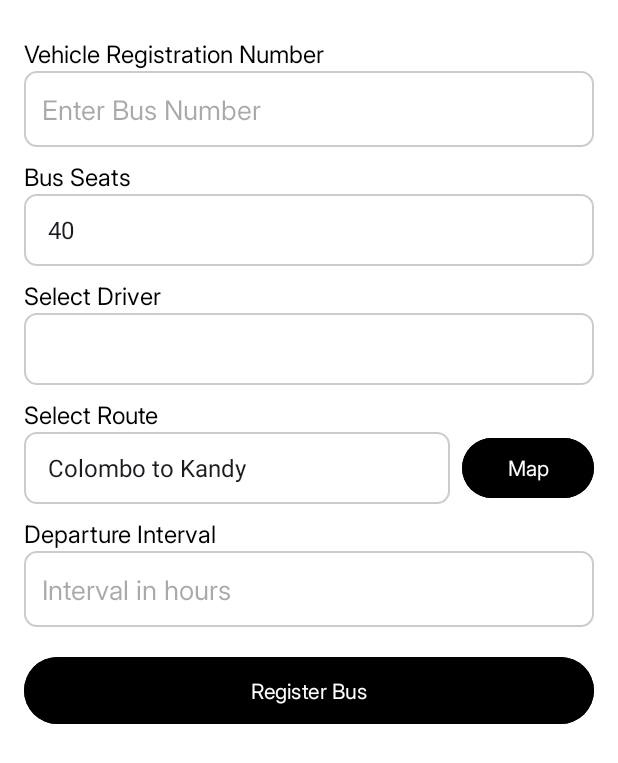
After one commit to RyanSilva2004/Byft, an Android app: the Owner_RegisterBusActivity screen opened directly, with no data from a screen before it, on a phone screen of 412 x 824 dp. The commit adds this screen. Shown: the top 763 px of the screen. Run offline under Robolectric (Android 15) with nearby library versions, the phone set to English and light mode, and no system bars.

Commit message:
Owner Bus Registration (Need To Implement High Way route)

```diff
--- a/app/src/main/AndroidManifest.xml
+++ b/app/src/main/AndroidManifest.xml
@@ -33,7 +33,7 @@
         <activity android:name=".SignupActivity" android:exported="true"/>
         <activity android:name=".SigninActivity" android:exported="true"/>
         <activity android:name=".HomeActivity" android:exported="true"/>
-
+        <activity android:name=".Owner_RegisterBusActivity" android:exported="true"/>
     </application>
 
 </manifest>
--- a/app/src/main/java/com/byft/DatabaseHelper.java
+++ b/app/src/main/java/com/byft/DatabaseHelper.java
@@ -8,13 +8,17 @@ import android.database.sqlite.SQLiteOpenHelper;
 
 import androidx.annotation.Nullable;
 
+import java.util.ArrayList;
+import java.util.List;
+
 public class DatabaseHelper extends SQLiteOpenHelper {
 
     private static final String DATABASE_NAME = "UserDatabase.db";
-    private static final int DATABASE_VERSION = 1;
+    private static final int DATABASE_VERSION = 4; // Incremented version
     private static final String TABLE_USERS = "users";
+    private static final String TABLE_BUS = "Bus"; // New table
 
-    // Columns
+    // Columns for users table
     private static final String COLUMN_ID = "id";
     private static final String COLUMN_NAME = "name";
     private static final String COLUMN_EMAIL = "email";
@@ -23,27 +27,54 @@ public class DatabaseHelper extends SQLiteOpenHelper {
     private static final String COLUMN_PROFILE_IMAGE = "profile_image";
     private static final String COLUMN_USER_TYPE = "user_type";
 
+    // Columns for bus table
+    private static final String COLUMN_BUS_NUMBER = "busNumber";
+    private static final String COLUMN_BUS_OWNER_ID = "busownerID";
+    private static final String COLUMN_BUS_SEATS = "busSeats";
+    private static final String COLUMN_ROUTE = "route";
+    private static final String COLUMN_DEPARTURE_INTERVAL = "departureInterval";
+
     public DatabaseHelper(Context context) {
         super(context, DATABASE_NAME, null, DATABASE_VERSION);
     }
 
     @Override
     public void onCreate(SQLiteDatabase db) {
-        String createTable = "CREATE TABLE " + TABLE_USERS + " (" +
+        String createUsersTable = "CREATE TABLE " + TABLE_USERS + " (" +
                 COLUMN_ID + " INTEGER PRIMARY KEY AUTOINCREMENT, " +
                 COLUMN_NAME + " TEXT, " +
                 COLUMN_EMAIL + " TEXT, " +
                 COLUMN_PHONE + " TEXT, " +
                 COLUMN_PASSWORD + " TEXT, " +
                 COLUMN_PROFILE_IMAGE + " BLOB, " +
-                COLUMN_USER_TYPE + " TEXT)";  // Added new column in the table creation
-        db.execSQL(createTable);
+                COLUMN_USER_TYPE + " TEXT)";
+        db.execSQL(createUsersTable);
+
+        String createBusTable = "CREATE TABLE " + TABLE_BUS + " (" +
+                COLUMN_BUS_NUMBER + " VARCHAR(20) PRIMARY KEY, " +
+                COLUMN_BUS_OWNER_ID + " INTEGER, " +
+                COLUMN_BUS_SEATS + " INTEGER, " +
+                COLUMN_ROUTE + " TEXT, " +
+                COLUMN_DEPARTURE_INTERVAL + " INTEGER)";
+        db.execSQL(createBusTable);
     }
 
     @Override
     public void onUpgrade(SQLiteDatabase db, int oldVersion, int newVersion) {
         if (oldVersion < 2) {
             db.execSQL("ALTER TABLE " + TABLE_USERS + " ADD COLUMN " + COLUMN_USER_TYPE + " TEXT");
+        }
+        if (oldVersion < 3) {
+            db.execSQL("ALTER TABLE " + TABLE_BUS + " ADD COLUMN " + COLUMN_ROUTE + " TEXT");
+            db.execSQL("ALTER TABLE " + TABLE_BUS + " ADD COLUMN " + COLUMN_DEPARTURE_INTERVAL + " INTEGER");
+        }
+        if (oldVersion < 4) {
+            db.execSQL("CREATE TABLE IF NOT EXISTS " + TABLE_BUS + " (" +
+                    COLUMN_BUS_NUMBER + " VARCHAR(20) PRIMARY KEY, " +
+                    COLUMN_BUS_OWNER_ID + " INTEGER, " +
+                    COLUMN_BUS_SEATS + " INTEGER, " +
+                    COLUMN_ROUTE + " TEXT, " +
+                    COLUMN_DEPARTURE_INTERVAL + " INTEGER)");
         }
     }
 
@@ -130,4 +161,41 @@ public class DatabaseHelper extends SQLiteOpenHelper {
         db.close();
         return profileImage;
     }
+
+    public List<String> getDrivers() {
+        List<String> drivers = new ArrayList<>();
+        SQLiteDatabase db = this.getReadableDatabase();
+        Cursor cursor = db.rawQuery("SELECT " + COLUMN_NAME + " FROM " + TABLE_USERS + " WHERE " + COLUMN_USER_TYPE + " = ?", new String[]{"Bus driver"});
+
+        if (cursor != null) {
+            while (cursor.moveToNext()) {
+                drivers.add(cursor.getString(cursor.getColumnIndexOrThrow(COLUMN_NAME)));
+            }
+            cursor.close();
+        }
+        db.close();
+        return drivers;
+    }
+
+    public boolean insertBus(String busNumber, int busSeats, String driver, String route, int departureInterval) {
+        SQLiteDatabase db = this.getWritableDatabase();
+        ContentValues values = new ContentValues();
+        values.put(COLUMN_BUS_NUMBER, busNumber);
+        values.put(COLUMN_BUS_SEATS, busSeats);
+        values.put(COLUMN_BUS_OWNER_ID, driver); // Assuming driver is the bus owner ID
+        values.put(COLUMN_ROUTE, route);
+        values.put(COLUMN_DEPARTURE_INTERVAL, departureInterval);
+
+        long result = db.insert(TABLE_BUS, null, values);
+        db.close();
+        return result != -1;
+    }
+    public boolean isBusNumberExists(String busNumber) {
+        SQLiteDatabase db = this.getReadableDatabase();
+        Cursor cursor = db.query(TABLE_BUS, new String[]{COLUMN_BUS_NUMBER}, COLUMN_BUS_NUMBER + "=?", new String[]{busNumber}, null, null, null);
+        boolean exists = cursor.getCount() > 0;
+        cursor.close();
+        db.close();
+        return exists;
+    }
 }
--- /dev/null
+++ b/app/src/main/java/com/byft/Owner_RegisterBusActivity.java
@@ -0,0 +1,105 @@
+package com.byft;
+
+import android.os.Bundle;
+import android.view.View;
+import android.widget.ArrayAdapter;
+import android.widget.Button;
+import android.widget.EditText;
+import android.widget.Spinner;
+import android.widget.Toast;
+
+import androidx.appcompat.app.AppCompatActivity;
+
+import java.util.List;
+
+public class Owner_RegisterBusActivity extends AppCompatActivity {
+
+    private EditText busNumberEditText;
+    private Spinner busSeatsSpinner;
+    private Spinner driverSpinner;
+    private Spinner routeSpinner;
+    private EditText departureIntervalEditText;
+    private Button registerBusButton;
+    private DatabaseHelper databaseHelper;
+
+    @Override
+    protected void onCreate(Bundle savedInstanceState) {
+        super.onCreate(savedInstanceState);
+        setContentView(R.layout.activty_owner_registerbus);
+
+        // Initialize DatabaseHelper
+        databaseHelper = new DatabaseHelper(this);
+
+        // Initialize views
+        busNumberEditText = findViewById(R.id.busNumber);
+        busSeatsSpinner = findViewById(R.id.busSeatsSpinner);
+        driverSpinner = findViewById(R.id.driverSpinner);
+        routeSpinner = findViewById(R.id.routeSpinner);
+        departureIntervalEditText = findViewById(R.id.departureInterval);
+        registerBusButton = findViewById(R.id.registerBusButton);
+
+        // Load drivers list
+        loadDrivers();
+
+        // Set register button click listener
+        registerBusButton.setOnClickListener(new View.OnClickListener() {
+            @Override
+            public void onClick(View v) {
+                registerBus();
+            }
+        });
+    }
+
+    private void loadDrivers() {
+        List<String> drivers = databaseHelper.getDrivers();
+        ArrayAdapter<String> adapter = new ArrayAdapter<>(this, android.R.layout.simple_spinner_item, drivers);
+        adapter.setDropDownViewResource(android.R.layout.simple_spinner_dropdown_item);
+        driverSpinner.setAdapter(adapter);
+    }
+
+    private void registerBus() {
+        String busNumber = busNumberEditText.getText().toString().trim();
+        String busSeats = busSeatsSpinner.getSelectedItem().toString();
+        String driver = driverSpinner.getSelectedItem().toString();
+        String route = routeSpinner.getSelectedItem().toString();
+        String departureInterval = departureIntervalEditText.getText().toString().trim();
+
+        // Validate input fields
+        if (busNumber.isEmpty() || departureInterval.isEmpty()) {
+            Toast.makeText(this, "Please fill in all fields", Toast.LENGTH_SHORT).show();
+            return;
+        }
+
+        // Validate bus number format (Sri Lankan vehicle number format)
+        if (!busNumber.matches("^[A-Z]{2,3}-\\d{4}$")) {
+            Toast.makeText(this, "Invalid bus number format", Toast.LENGTH_SHORT).show();
+            return;
+        }
+
+        // Check if bus number already exists in the database
+        if (databaseHelper.isBusNumberExists(busNumber)) {
+            Toast.makeText(this, "Bus number already exists", Toast.LENGTH_SHORT).show();
+            return;
+        }
+
+        // Convert busSeats and departureInterval to integers
+        int busSeatsInt;
+        int departureIntervalInt;
+        try {
+            busSeatsInt = Integer.parseInt(busSeats);
+            departureIntervalInt = Integer.parseInt(departureInterval);
+        } catch (NumberFormatException e) {
+            Toast.makeText(this, "Invalid number format", Toast.LENGTH_SHORT).show();
+            return;
+        }
+
+        // Insert bus into the database
+        boolean success = databaseHelper.insertBus(busNumber, busSeatsInt, driver, route, departureIntervalInt);
+        if (success) {
+            Toast.makeText(this, "Bus registered successfully", Toast.LENGTH_SHORT).show();
+            finish();
+        } else {
+            Toast.makeText(this, "Bus registration failed", Toast.LENGTH_SHORT).show();
+        }
+    }
+}
--- /dev/null
+++ b/app/src/main/res/drawable/edit_text_background.xml
@@ -0,0 +1,22 @@
+<?xml version="1.0" encoding="utf-8"?>
+<shape xmlns:android="http://schemas.android.com/apk/res/android"
+    android:shape="rectangle">
+
+    <!-- Background color -->
+    <solid android:color="#FFFFFF" />
+
+    <!-- Rounded corners -->
+    <corners android:radius="8dp" />
+
+    <!-- Border -->
+    <stroke
+        android:width="1dp"
+        android:color="#CCCCCC" /> <!-- Light gray border -->
+
+    <!-- Padding inside the EditText background -->
+    <padding
+        android:left="8dp"
+        android:right="8dp"
+        android:top="4dp"
+        android:bottom="4dp" />
+</shape>
--- /dev/null
+++ b/app/src/main/res/drawable/spinner_background.xml
@@ -0,0 +1,22 @@
+<?xml version="1.0" encoding="utf-8"?>
+<shape xmlns:android="http://schemas.android.com/apk/res/android"
+    android:shape="rectangle">
+
+    <!-- Background color -->
+    <solid android:color="#FFFFFF" />
+
+    <!-- Rounded corners -->
+    <corners android:radius="8dp" />
+
+    <!-- Border -->
+    <stroke
+        android:width="1dp"
+        android:color="#CCCCCC" /> <!-- Light gray border -->
+
+    <!-- Padding inside the spinner background -->
+    <padding
+        android:left="8dp"
+        android:right="8dp"
+        android:top="4dp"
+        android:bottom="4dp" />
+</shape>
--- /dev/null
+++ b/app/src/main/res/layout/activty_owner_registerbus.xml
@@ -0,0 +1,145 @@
+<?xml version="1.0" encoding="utf-8"?>
+<ScrollView xmlns:android="http://schemas.android.com/apk/res/android"
+    android:layout_width="match_parent"
+    android:id="@+id/ownerRegisterBus"
+    android:layout_height="match_parent"
+    android:background="#FFFFFF"
+    android:padding="16dp">
+
+    <LinearLayout
+        android:layout_width="match_parent"
+        android:layout_height="wrap_content"
+        android:orientation="vertical">
+
+        <!-- Bus Number Input -->
+        <TextView
+            android:layout_width="wrap_content"
+            android:layout_height="wrap_content"
+            android:text="Vehicle Registration Number"
+            android:textSize="16sp"
+            android:paddingTop="8dp"
+            android:textColor="#000000"
+            android:fontFamily="@font/inter" />
+
+        <EditText
+            android:id="@+id/busNumber"
+            android:layout_width="match_parent"
+            android:layout_height="wrap_content"
+            android:hint="Enter Bus Number"
+            android:inputType="text"
+            android:padding="12dp"
+            android:background="@drawable/edit_text_background"
+            android:textColor="#000000"
+            android:fontFamily="@font/inter" />
+
+        <!-- Bus Seats Spinner -->
+        <TextView
+            android:layout_width="wrap_content"
+            android:layout_height="wrap_content"
+            android:text="Bus Seats"
+            android:textSize="16sp"
+            android:paddingTop="8dp"
+            android:textColor="#000000"
+            android:fontFamily="@font/inter" />
+
+        <Spinner
+            android:id="@+id/busSeatsSpinner"
+            android:layout_width="match_parent"
+            android:layout_height="48dp"
+            android:background="@drawable/spinner_background"
+            android:entries="@array/bus_seats_options"
+            android:fontFamily="@font/inter"
+            android:padding="8dp" />
+
+        <!-- Driver Selection (Searchable Spinner) -->
+        <TextView
+            android:layout_width="wrap_content"
+            android:layout_height="wrap_content"
+            android:text="Select Driver"
+            android:textSize="16sp"
+            android:paddingTop="8dp"
+            android:textColor="#000000"
+            android:fontFamily="@font/inter" />
+
+        <Spinner
+            android:id="@+id/driverSpinner"
+            android:layout_width="match_parent"
+            android:layout_height="48dp"
+            android:background="@drawable/spinner_background"
+            android:fontFamily="@font/inter"
+            android:padding="8dp" />
+
+        <!-- Route Selection -->
+        <TextView
+            android:layout_width="wrap_content"
+            android:layout_height="wrap_content"
+            android:text="Select Route"
+            android:textSize="16sp"
+            android:paddingTop="8dp"
+            android:textColor="#000000"
+            android:fontFamily="@font/inter" />
+
+        <!-- Route Options: Spinner or Map Button -->
+        <LinearLayout
+            android:layout_width="match_parent"
+            android:layout_height="wrap_content"
+            android:orientation="horizontal"
+            android:gravity="center_vertical">
+
+            <Spinner
+                android:id="@+id/routeSpinner"
+                android:layout_width="match_parent"
+                android:layout_height="48dp"
+                android:layout_weight="1"
+                android:background="@drawable/spinner_background"
+                android:entries="@array/sri_lankan_routes"
+                android:fontFamily="@font/inter"
+                android:padding="8dp" />
+
+            <Button
+                android:id="@+id/mapSelectButton"
+                android:layout_width="wrap_content"
+                android:layout_height="wrap_content"
+                android:text="Map"
+                android:backgroundTint="#000000"
+                android:textColor="#FFFFFF"
+                android:layout_marginStart="8dp"
+                android:padding="8dp"
+                android:fontFamily="@font/inter" />
+        </LinearLayout>
+
+        <!-- Departure Interval Selection -->
+        <TextView
+            android:layout_width="wrap_content"
+            android:layout_height="wrap_content"
+            android:text="Departure Interval"
+            android:textSize="16sp"
+            android:paddingTop="8dp"
+            android:textColor="#000000"
+            android:fontFamily="@font/inter" />
+
+        <EditText
+            android:id="@+id/departureInterval"
+            android:layout_width="match_parent"
+            android:layout_height="wrap_content"
+            android:hint="Interval in hours"
+            android:inputType="number"
+            android:padding="12dp"
+            android:background="@drawable/edit_text_background"
+            android:textColor="#000000"
+            android:fontFamily="@font/inter" />
+
+        <!-- Register Bus Button -->
+        <Button
+            android:id="@+id/registerBusButton"
+            android:layout_width="match_parent"
+            android:layout_height="wrap_content"
+            android:layout_marginTop="16dp"
+            android:text="Register Bus"
+            android:backgroundTint="#000000"
+            android:textColor="#FFFFFF"
+            android:padding="12dp"
+            android:fontFamily="@font/inter" />
+
+    </LinearLayout>
+</ScrollView>
--- a/app/src/main/res/values/strings.xml
+++ b/app/src/main/res/values/strings.xml
@@ -1,4 +1,17 @@
 <resources>
     <string name="app_name">Byft - Book. Ride. Go</string>
 
+    <string-array name="bus_seats_options">
+        <item>40</item>
+        <item>46</item>
+        <item>52</item>
+        <item>54</item>
+    </string-array>
+
+    <string-array name="sri_lankan_routes">
+        <item>Colombo to Kandy</item>
+        <item>Kandy to Galle</item>
+        <item>Matara to Jaffna</item>
+    </string-array>
+
 </resources>
```
Also changed, not shown: app/src/main/java/com/byft/HomeActivity.java (+13 -0 lines), app/src/main/res/layout/activity_home.xml (+28 -1 lines).
